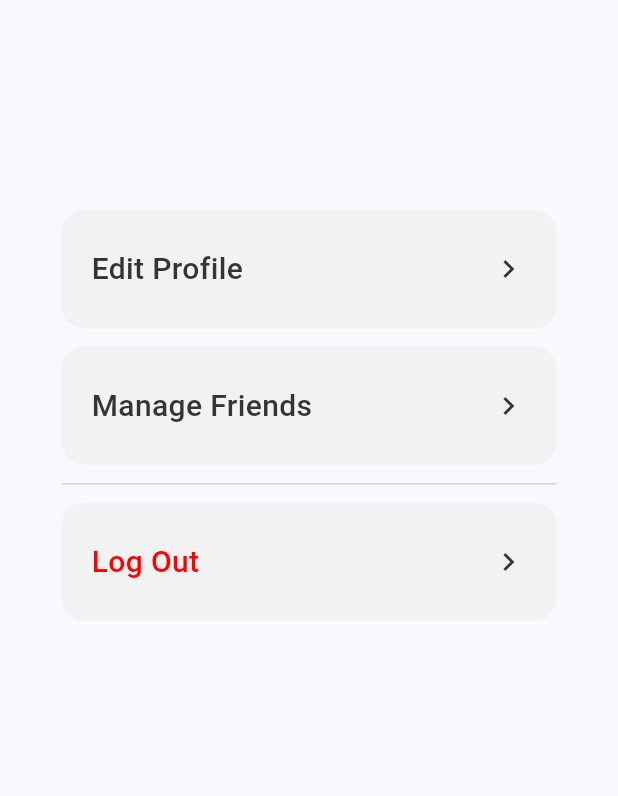
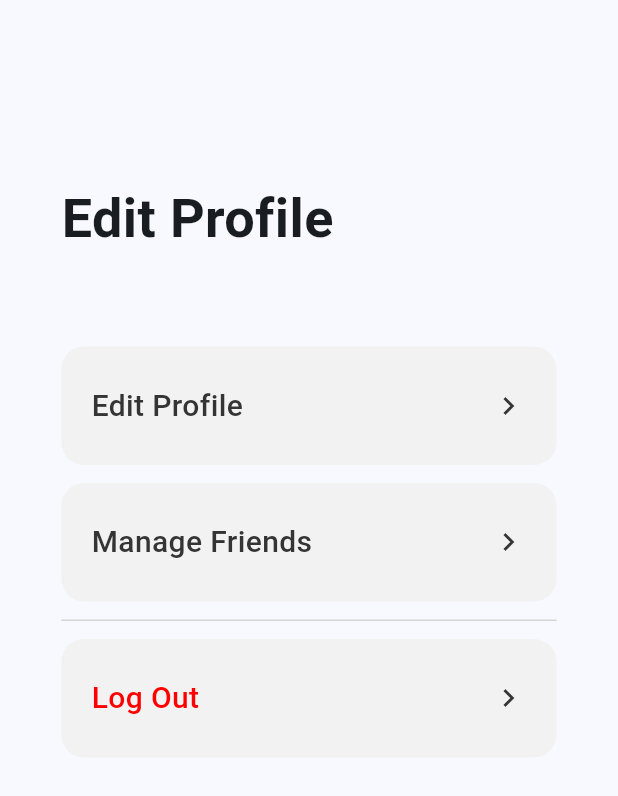
Before and after one commit to afdeanon/SeniorProject, a Flutter app: the screen it shows once a user with an empty profile is signed in, item 3 of the bottom bar chosen, after a tap on "Edit Profile", on a phone screen of 412 x 824 dp. Shown: the top 796 px of the screen. Run offline on Flutter 3.47's test engine with Material 3 defaults, Android fonts, the phone set to English and light mode, and no system bars; our stand-ins replace firebase_auth, firebase_core; missing offline and left inert: dart:ffi; accounts and stored records are empty; Roboto replaces fonts that are missing (SF Pro).

```diff
--- a/lib/screens/profileScreens/editProfile.dart
+++ b/lib/screens/profileScreens/editProfile.dart
@@ -1,6 +1,5 @@
 import 'package:flutter/material.dart';
 import 'package:firebase_auth/firebase_auth.dart';
-import 'editProfile.dart';
 
 class EditProfileScreen extends StatefulWidget {
   const EditProfileScreen({Key? key, User? user}) : super(key: key);
@@ -15,9 +14,10 @@ class _EditProfileScreenState extends State<EditProfileScreen> {
     return Scaffold(
       body: ListView(
         children: [
-          EditProfile(),
+          const EditProfile(),
         ],
       ),
+
     );
   }
 }
@@ -35,8 +35,18 @@ class _EditProfileState extends State<EditProfile> {
     return Container(
       child: Column(
         children: [
-          const SizedBox(height: 80),
-
+          const SizedBox(height: 120),
+          const SizedBox(
+            width: 330,  // 텍스트 박스의 너비 지정
+            child: Text(
+              "Edit Profile",
+              style: TextStyle(
+                fontSize: 36,  // 글자 크기
+                fontWeight: FontWeight.bold,  // 글자 두께
+              ),
+              textAlign: TextAlign.left,  // 텍스트를 좌측으로 정렬
+            ),
+          ),
           const SizedBox(height: 60),
           SizedBox(
             child: Column(
--- a/lib/screens/profileScreens/profileScreen.dart
+++ b/lib/screens/profileScreens/profileScreen.dart
@@ -15,7 +15,7 @@ class _ProfileScreenState extends State<ProfileScreen> {
     return Scaffold(
       body: ListView(
         children: [
-          Profile(),
+          const Profile(),
         ],
       ),
     );
@@ -100,7 +100,7 @@ class _ProfileState extends State<Profile> {
                   onTap: () {
                     Navigator.push(
                       context,
-                      MaterialPageRoute(builder: (context) => EditProfileScreen()),
+                      MaterialPageRoute(builder: (context) => const EditProfileScreen()),
                     );
                   },
                   child: Container(
@@ -144,7 +144,7 @@ class _ProfileState extends State<Profile> {
                   onTap: () {
                     Navigator.push(
                       context,
-                      MaterialPageRoute(builder: (context) => EditProfile()),  // This assumes EditProfile is the name of the widget you want to navigate to.
+                      MaterialPageRoute(builder: (context) => const EditProfile()),  // This assumes EditProfile is the name of the widget you want to navigate to.
                     );
                   },
                   child: Container(
@@ -195,7 +195,7 @@ class _ProfileState extends State<Profile> {
                   onTap: () {
                     Navigator.push(
                       context,
-                      MaterialPageRoute(builder: (context) => EditProfile()),  // This assumes EditProfile is the name of the widget you want to navigate to.
+                      MaterialPageRoute(builder: (context) => const EditProfile()),  // This assumes EditProfile is the name of the widget you want to navigate to.
                     );
                   },
                   child: Container(
```
Also changed, not shown: lib/screens/homeScreen.dart (+4 -26 lines).
